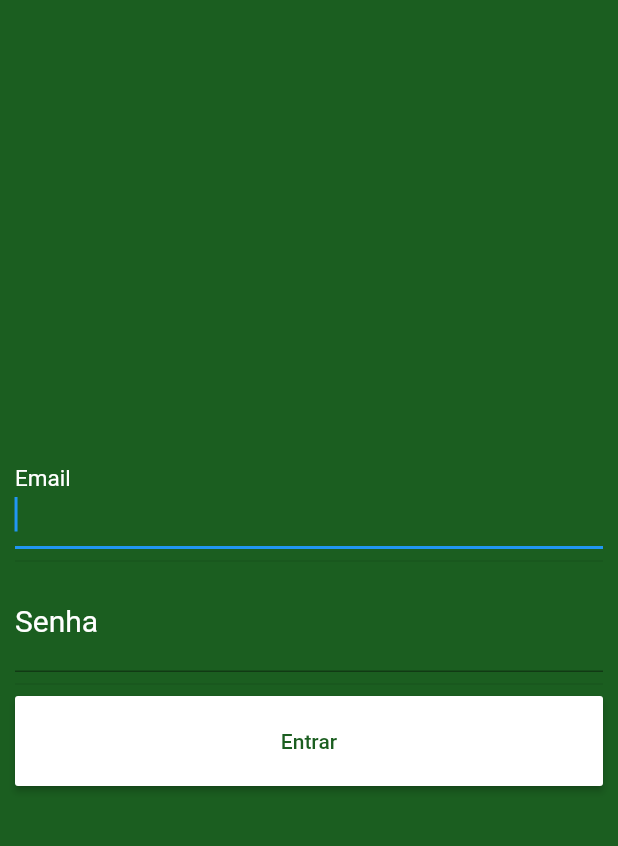
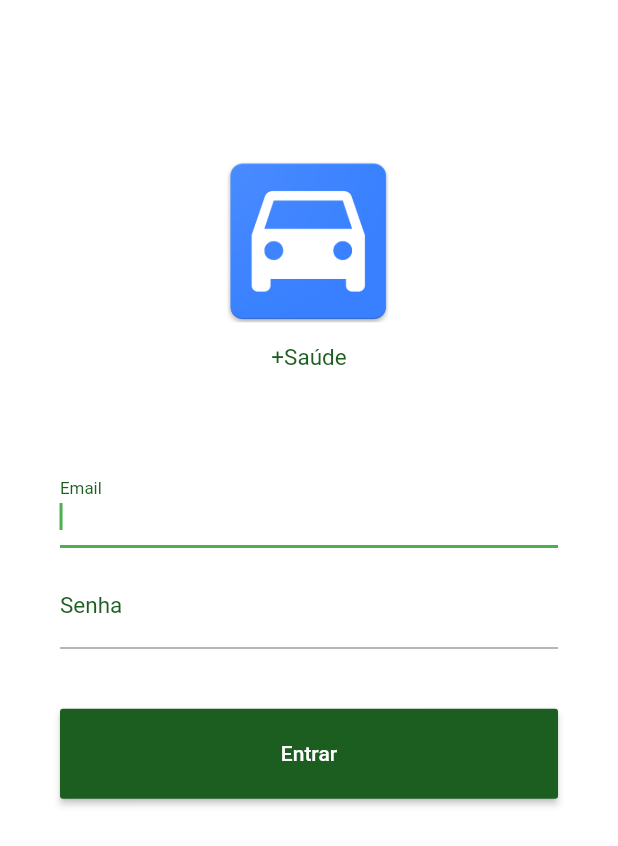
Before and after one commit to mayermatheus/mba-dispostivos-moveis-iot, a Flutter app: the screen it shows after launch, after a tap on "PULAR", on a phone screen of 412 x 824 dp. Shown: the top 846 px of the screen. Run offline on Flutter 3.47's test engine with Material 2 defaults, Android fonts, the phone set to English and light mode, and no system bars; our stand-ins replace firebase_auth, firebase_core, page_indicator; missing offline and left inert: custom_splash; accounts and stored records are empty; network calls fail.

Commit message:
login done

```diff
--- a/lib/login.dart
+++ b/lib/login.dart
@@ -37,48 +37,129 @@ class _LoginState extends State<Login> {
     return Scaffold(
         backgroundColor: Colors.green[900],
         body: Builder(
-          builder: (context) => Padding(
-            padding: EdgeInsets.all(10),
-            child: Center(
-              child: Column(
-                crossAxisAlignment: CrossAxisAlignment.stretch,
-                mainAxisAlignment: MainAxisAlignment.center,
-                children: [
+            builder: (context) => Container(
+                  padding: EdgeInsets.only(
+                    top: 100,
+                    left: 40,
+                    right: 40,
+                  ),
+                  color: Colors.white,
+                  child: ListView(
+                    children: <Widget>[
+                      SizedBox(
+                        width: 128,
+                        height: 128,
+                        child: Image.asset('assets/img/slide-rescar.png'),
+                      ),
+                      Container(
+                        height: 20,
+                        alignment: Alignment.center,
+                        child: Text(
+                          '+Saúde',
+                          style: TextStyle(
+                              color: Colors.green[900],
+                              fontWeight: FontWeight.w400,
+                              fontSize: 15),
+                        ),
+                      ),
+                      SizedBox(
+                        height: 60,
+                      ),
                       TextFormField(
                         autofocus: true,
                         controller: _email,
                         keyboardType: TextInputType.emailAddress,
-                    style: new TextStyle(color: Colors.white, fontSize: 20),
                         decoration: InputDecoration(
                           labelText: 'Email',
-                        labelStyle: TextStyle(color: Colors.white)),
+                          labelStyle: TextStyle(
+                              color: Colors.green[900],
+                              fontWeight: FontWeight.w400,
+                              fontSize: 15),
                         ),
-                  Divider(),
+                        style: TextStyle(
+                          fontSize: 15,
+                        ),
+                      ),
+                      SizedBox(
+                        height: 10,
+                      ),
                       TextFormField(
                         keyboardType: TextInputType.text,
                         controller: _pass,
                         obscureText: true,
-                    style: new TextStyle(color: Colors.white, fontSize: 20),
+                        style: new TextStyle(fontSize: 15),
                         decoration: InputDecoration(
                             labelText: 'Senha',
-                        labelStyle: TextStyle(color: Colors.white)),
+                            labelStyle: TextStyle(
+                                color: Colors.green[900],
+                                fontWeight: FontWeight.w400,
+                                fontSize: 15)),
                       ),
-                  Divider(),
+                      SizedBox(
+                        height: 40,
+                      ),
                       ButtonTheme(
                         height: 60.0,
                         child: RaisedButton(
                           onPressed: () => {doLogin(context)},
                           child: Text(
                             'Entrar',
-                        style: TextStyle(color: Colors.green[900]),
+                            style: TextStyle(color: Colors.white),
                           ),
-                      color: Colors.white,
+                          color: Colors.green[900],
                         ),
                       )
                     ],
                   ),
-            ),
-          ),
-        ));
+                )));
   }
 }
+
+// Padding(
+//             padding: EdgeInsets.all(10),
+//             child: Center(
+//               child: Column(
+//                 crossAxisAlignment: CrossAxisAlignment.stretch,
+//                 mainAxisAlignment: MainAxisAlignment.center,
+//                 children: [
+//                   SizedBox(
+//                     width: 128,
+//                     height: 128,
+//                     child: Image.asset('assets/icon/logo.png'),
+//                   ),
+//                   Divider(),
+//                   TextFormField(
+//                     autofocus: true,
+//                     controller: _email,
+//                     keyboardType: TextInputType.emailAddress,
+//                     style: new TextStyle(color: Colors.white, fontSize: 20),
+//                     decoration: InputDecoration(
+//                         labelText: 'Email',
+//                         labelStyle: TextStyle(color: Colors.white)),
+//                   ),
+//                   Divider(),
+//                   TextFormField(
+//                     keyboardType: TextInputType.text,
+//                     controller: _pass,
+//                     obscureText: true,
+//                     style: new TextStyle(color: Colors.white, fontSize: 20),
+//                     decoration: InputDecoration(
+//                         labelText: 'Senha',
+//                         labelStyle: TextStyle(color: Colors.white)),
+//                   ),
+//                   Divider(),
+//                   ButtonTheme(
+//                     height: 60.0,
+//                     child: RaisedButton(
+//                       onPressed: () => {doLogin(context)},
+//                       child: Text(
+//                         'Entrar',
+//                         style: TextStyle(color: Colors.green[900]),
+//                       ),
+//                       color: Colors.white,
+//                     ),
+//                   )
+//                 ],
+//               ),
+//             ),
+//           ),
--- a/lib/main.dart
+++ b/lib/main.dart
@@ -2,7 +2,6 @@ import 'package:firebase_core/firebase_core.dart';
 import 'package:flutter/material.dart';
 import 'package:flutter/widgets.dart';
 import 'package:rescar/util/route_generator.dart';
-
 
 void main() async {
   WidgetsFlutterBinding.ensureInitialized();
@@ -16,8 +15,10 @@ class RescarApp extends StatelessWidget {
   @override
   Widget build(BuildContext context) {
     return MaterialApp(
-      initialRoute: '/',
-      onGenerateRoute: RouterGenerator.generateRoute,
-    );
+        initialRoute: '/',
+        onGenerateRoute: RouterGenerator.generateRoute,
+        theme: ThemeData(
+          primarySwatch: Colors.green,
+        ));
   }
 }
```
Lines whose indentation alone changed are shown as unchanged.
